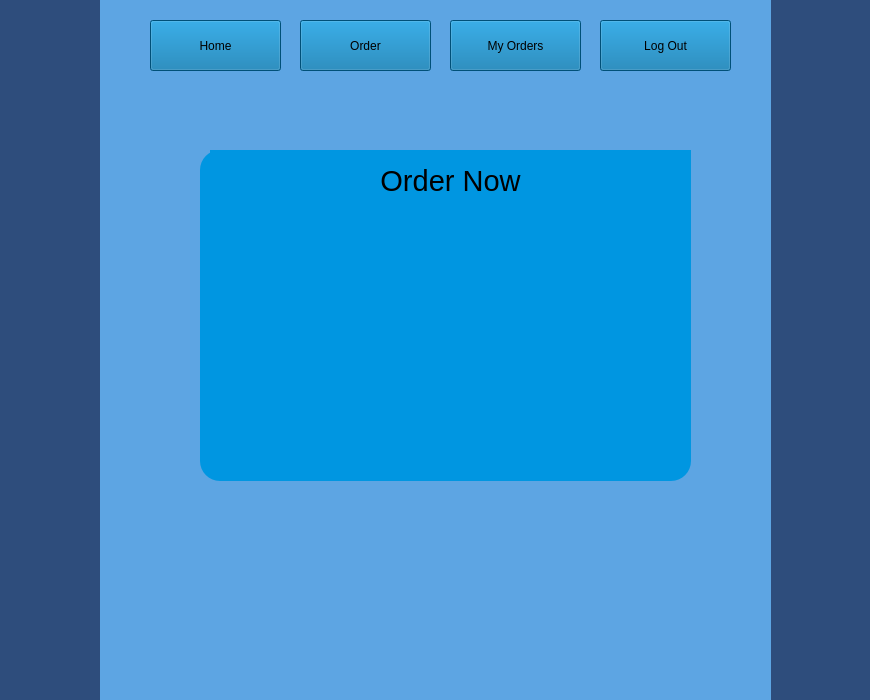
The window that users.ui (MdTeach/KU_EL) describes before a commit, drawn with Qt 5.
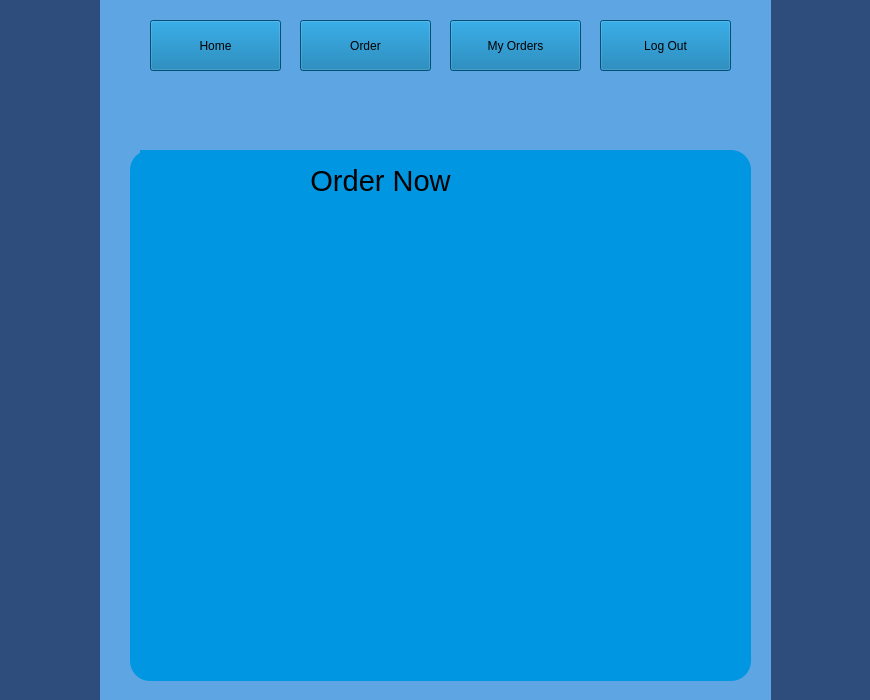
The same window after the commit. Icons and pictures are not drawn.

Commit message: User order dynamic UI added

The edit to the form file:
```diff
--- a/users.ui
+++ b/users.ui
@@ -188,10 +188,10 @@
      <widget class="QFrame" name="frame_3">
       <property name="geometry">
        <rect>
-        <x>100</x>
+        <x>30</x>
         <y>150</y>
-        <width>491</width>
-        <height>331</height>
+        <width>621</width>
+        <height>531</height>
        </rect>
       </property>
       <property name="styleSheet">
@@ -228,10 +228,10 @@
       <widget class="QWidget" name="verticalLayoutWidget">
        <property name="geometry">
         <rect>
-         <x>50</x>
+         <x>10</x>
          <y>100</y>
-         <width>391</width>
-         <height>171</height>
+         <width>121</width>
+         <height>421</height>
         </rect>
        </property>
        <layout class="QVBoxLayout" name="orderItemList">
```
Left out of the diff: 122 changed lines with no effect on the pictures. The commit also changes 2 other files.
